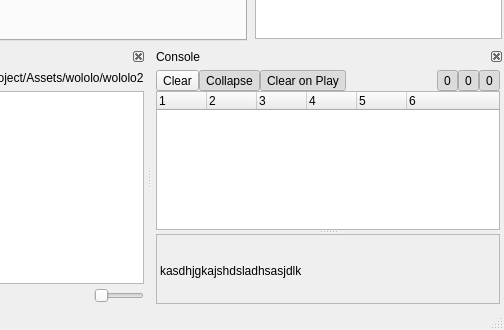
Before: the Qt Designer form EngineAssets/EditorWindow.ui in Bang3DEngine/OldBang, drawn with Qt 5; both pictures show x 558 to 1062 and y 262 to 592 of the 1062 by 592 pixel window.
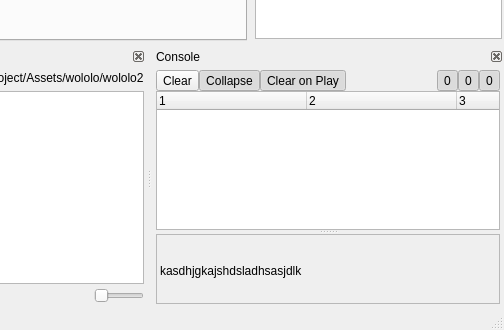
After: the same form once the commit is applied. Icons and pictures are not drawn. Custom widgets are drawn as their Qt base class.

```diff
--- a/EngineAssets/EditorWindow.ui
+++ b/EngineAssets/EditorWindow.ui
@@ -1176,7 +1176,7 @@
             <number>6</number>
            </property>
            <attribute name="headerDefaultSectionSize">
-            <number>50</number>
+            <number>150</number>
            </attribute>
            <attribute name="headerStretchLastSection">
             <bool>false</bool>
```
Left out of the diff: 5 changed lines with no effect on the pictures.
